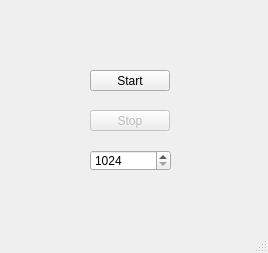
S-Bou/Practicas_SII, file Actividad_8/Actividad_8_2/mainwindow.ui: the form before one commit.
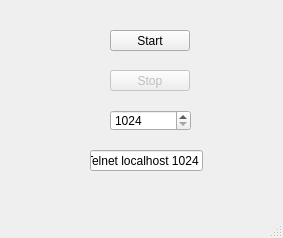
The form after the commit.

What changed in the file:
```diff
--- a/Actividad_8/Actividad_8_2/mainwindow.ui
+++ b/Actividad_8/Actividad_8_2/mainwindow.ui
@@ -6,8 +6,8 @@
    <rect>
     <x>0</x>
     <y>0</y>
-    <width>268</width>
-    <height>253</height>
+    <width>283</width>
+    <height>238</height>
    </rect>
   </property>
   <property name="windowTitle">
@@ -17,8 +17,8 @@
    <widget class="QPushButton" name="pushButton_start">
     <property name="geometry">
      <rect>
-      <x>90</x>
-      <y>70</y>
+      <x>110</x>
+      <y>30</y>
       <width>80</width>
       <height>21</height>
      </rect>
@@ -33,8 +33,8 @@
     </property>
     <property name="geometry">
      <rect>
-      <x>90</x>
-      <y>110</y>
+      <x>110</x>
+      <y>70</y>
       <width>80</width>
       <height>21</height>
      </rect>
@@ -46,8 +46,8 @@
    <widget class="QSpinBox" name="spinBox_puerto">
     <property name="geometry">
      <rect>
-      <x>90</x>
-      <y>150</y>
+      <x>110</x>
+      <y>110</y>
       <width>81</width>
       <height>21</height>
      </rect>
@@ -59,6 +59,19 @@
      <number>65535</number>
     </property>
    </widget>
+   <widget class="QLineEdit" name="lineEdit">
+    <property name="geometry">
+     <rect>
+      <x>90</x>
+      <y>150</y>
+      <width>113</width>
+      <height>21</height>
+     </rect>
+    </property>
+    <property name="text">
+     <string>Telnet localhost 1024</string>
+    </property>
+   </widget>
   </widget>
   <widget class="QMenuBar" name="menubar">
    <property name="geometry">
```
Left out of the diff: 2 changed lines with no effect on the pictures.
